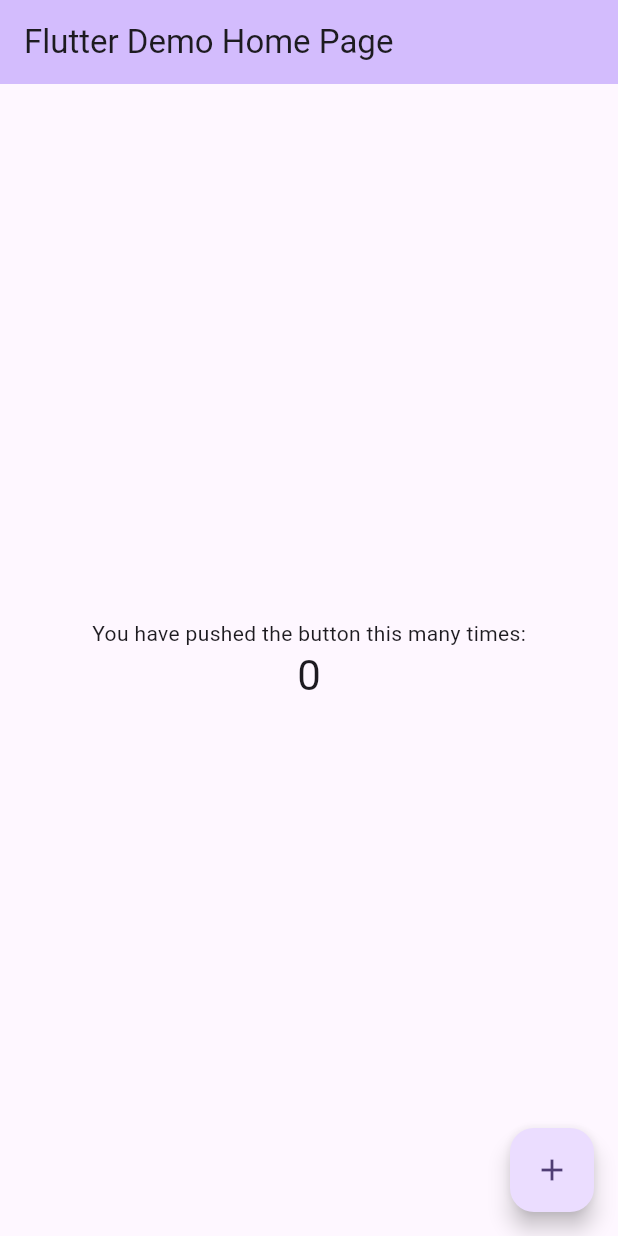
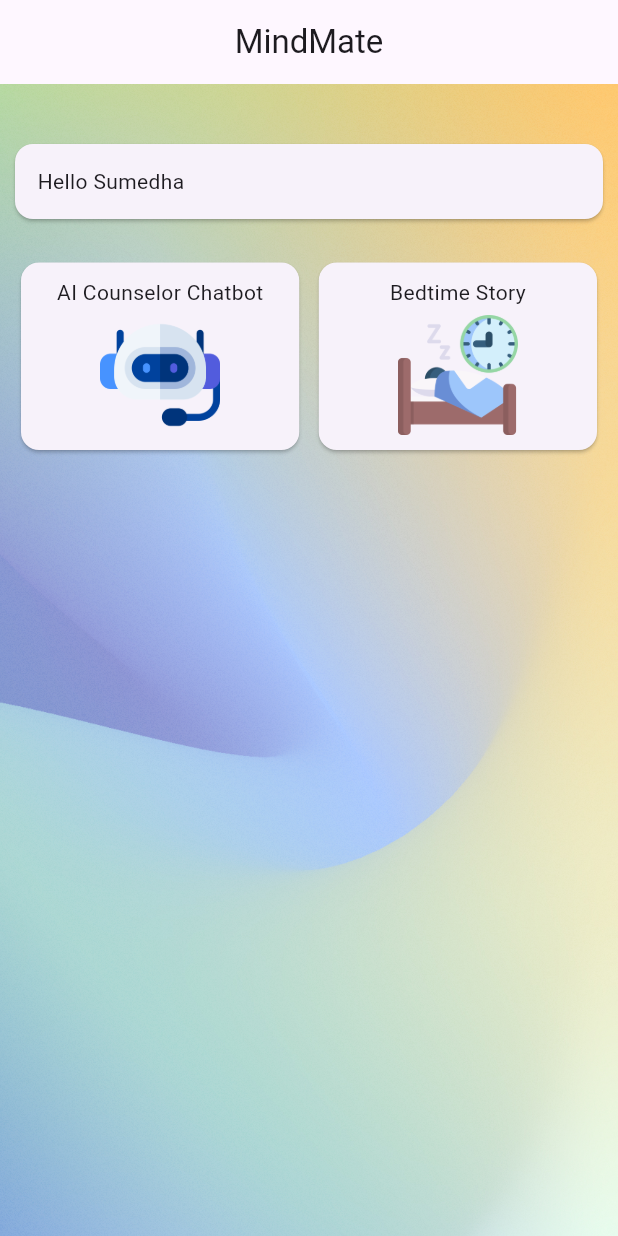
Before and after one commit to SumedhaEndar/ai_mental_health_chatbot, a Flutter app: the screen it shows after launch, on a phone screen of 412 x 824 dp. Run offline on Flutter 3.47's test engine with Material 3 defaults, Android fonts, the phone set to English and light mode, and no system bars.

Commit message:
Home UI done

```diff
--- a/lib/main.dart
+++ b/lib/main.dart
@@ -1,125 +1,8 @@
+import 'package:ai_mental_health_chatbot/screens/home/home.dart';
 import 'package:flutter/material.dart';
 
 void main() {
-  runApp(const MyApp());
+  runApp( const MaterialApp(
+    home: Home(),
+  ));
 }
-
-class MyApp extends StatelessWidget {
-  const MyApp({super.key});
-
-  // This widget is the root of your application.
-  @override
-  Widget build(BuildContext context) {
-    return MaterialApp(
-      title: 'Flutter Demo',
-      theme: ThemeData(
-        // This is the theme of your application.
-        //
-        // TRY THIS: Try running your application with "flutter run". You'll see
-        // the application has a purple toolbar. Then, without quitting the app,
-        // try changing the seedColor in the colorScheme below to Colors.green
-        // and then invoke "hot reload" (save your changes or press the "hot
-        // reload" button in a Flutter-supported IDE, or press "r" if you used
-        // the command line to start the app).
-        //
-        // Notice that the counter didn't reset back to zero; the application
-        // state is not lost during the reload. To reset the state, use hot
-        // restart instead.
-        //
-        // This works for code too, not just values: Most code changes can be
-        // tested with just a hot reload.
-        colorScheme: ColorScheme.fromSeed(seedColor: Colors.deepPurple),
-        useMaterial3: true,
-      ),
-      home: const MyHomePage(title: 'Flutter Demo Home Page'),
-    );
-  }
-}
-
-class MyHomePage extends StatefulWidget {
-  const MyHomePage({super.key, required this.title});
-
-  // This widget is the home page of your application. It is stateful, meaning
-  // that it has a State object (defined below) that contains fields that affect
-  // how it looks.
-
-  // This class is the configuration for the state. It holds the values (in this
-  // case the title) provided by the parent (in this case the App widget) and
-  // used by the build method of the State. Fields in a Widget subclass are
-  // always marked "final".
-
-  final String title;
-
-  @override
-  State<MyHomePage> createState() => _MyHomePageState();
-}
-
-class _MyHomePageState extends State<MyHomePage> {
-  int _counter = 0;
-
-  void _incrementCounter() {
-    setState(() {
-      // This call to setState tells the Flutter framework that something has
-      // changed in this State, which causes it to rerun the build method below
-      // so that the display can reflect the updated values. If we changed
-      // _counter without calling setState(), then the build method would not be
-      // called again, and so nothing would appear to happen.
-      _counter++;
-    });
-  }
-
-  @override
-  Widget build(BuildContext context) {
-    // This method is rerun every time setState is called, for instance as done
-    // by the _incrementCounter method above.
-    //
-    // The Flutter framework has been optimized to make rerunning build methods
-    // fast, so that you can just rebuild anything that needs updating rather
-    // than having to individually change instances of widgets.
-    return Scaffold(
-      appBar: AppBar(
-        // TRY THIS: Try changing the color here to a specific color (to
-        // Colors.amber, perhaps?) and trigger a hot reload to see the AppBar
-        // change color while the other colors stay the same.
-        backgroundColor: Theme.of(context).colorScheme.inversePrimary,
-        // Here we take the value from the MyHomePage object that was created by
-        // the App.build method, and use it to set our appbar title.
-        title: Text(widget.title),
-      ),
-      body: Center(
-        // Center is a layout widget. It takes a single child and positions it
-        // in the middle of the parent.
-        child: Column(
-          // Column is also a layout widget. It takes a list of children and
-          // arranges them vertically. By default, it sizes itself to fit its
-          // children horizontally, and tries to be as tall as its parent.
-          //
-          // Column has various properties to control how it sizes itself and
-          // how it positions its children. Here we use mainAxisAlignment to
-          // center the children vertically; the main axis here is the vertical
-          // axis because Columns are vertical (the cross axis would be
-          // horizontal).
-          //
-          // TRY THIS: Invoke "debug painting" (choose the "Toggle Debug Paint"
-          // action in the IDE, or press "p" in the console), to see the
-          // wireframe for each widget.
-          mainAxisAlignment: MainAxisAlignment.center,
-          children: <Widget>[
-            const Text(
-              'You have pushed the button this many times:',
-            ),
-            Text(
-              '$_counter',
-              style: Theme.of(context).textTheme.headlineMedium,
-            ),
-          ],
-        ),
-      ),
-      floatingActionButton: FloatingActionButton(
-        onPressed: _incrementCounter,
-        tooltip: 'Increment',
-        child: const Icon(Icons.add),
-      ), // This trailing comma makes auto-formatting nicer for build methods.
-    );
-  }
-}
--- /dev/null
+++ b/lib/screens/bedtime/bedtime.dart
@@ -0,0 +1,17 @@
+import 'package:ai_mental_health_chatbot/shared/styled_text.dart';
+import 'package:flutter/material.dart';
+
+class Bedtime extends StatelessWidget {
+  const Bedtime({super.key});
+
+  @override
+  Widget build(BuildContext context) {
+    return Scaffold(
+      appBar: AppBar(
+        title: const StyledTitle('MindMate'),
+        centerTitle: true,
+      ),
+      body: const Text("Bedtime"),
+    );
+  }
+}
--- /dev/null
+++ b/lib/screens/chatbot/chatbot.dart
@@ -0,0 +1,17 @@
+import 'package:ai_mental_health_chatbot/shared/styled_text.dart';
+import 'package:flutter/material.dart';
+
+class Chatbot extends StatelessWidget {
+  const Chatbot({super.key});
+
+  @override
+  Widget build(BuildContext context) {
+    return Scaffold(
+        appBar: AppBar(
+          title: const StyledTitle('MindMate'),
+          centerTitle: true,
+        ),
+      body: const Text("Chatbot"),
+    );
+  }
+}
--- /dev/null
+++ b/lib/screens/home/home.dart
@@ -0,0 +1,95 @@
+import 'package:ai_mental_health_chatbot/screens/bedtime/bedtime.dart';
+import 'package:ai_mental_health_chatbot/screens/chatbot/chatbot.dart';
+import 'package:ai_mental_health_chatbot/shared/styled_text.dart';
+import 'package:flutter/material.dart';
+
+class Home extends StatelessWidget {
+  const Home({super.key});
+
+  @override
+  Widget build(BuildContext context) {
+    return Scaffold(
+      appBar: AppBar(
+        title: const StyledTitle('MindMate'),
+        centerTitle: true,
+      ),
+      body: Container(
+        width: double.infinity,
+        decoration: const BoxDecoration(
+          image: DecorationImage(
+            image: AssetImage('assets/img/wallpaper.jpg'), // Replace with your image path
+            fit: BoxFit.cover, // Adjust how the image should fit into the container
+          ),
+        ),
+        child: Column(
+          crossAxisAlignment: CrossAxisAlignment.center,
+          children: [
+            const SizedBox(height: 40),
+            Card(
+              margin: const EdgeInsets.symmetric(horizontal: 10),
+              child: Container(
+                  width: double.infinity,
+                  padding: const EdgeInsets.all(15),
+                  child: const Text("Hello Sumedha"),
+              ),
+            ),
+            const SizedBox(height: 25),
+            Padding(
+              padding: const EdgeInsets.symmetric(horizontal: 10),
+              child: Row(
+                mainAxisAlignment: MainAxisAlignment.spaceEvenly,
+                children: [
+                  Expanded(
+                    child: GestureDetector(
+                      onTap: (){
+                        Navigator.push(
+                            context,
+                            MaterialPageRoute(builder: (context)=> const Chatbot()),
+                        );
+                      },
+                      child: Card(
+                        child: Padding(
+                            padding: const EdgeInsets.all(10),
+                            child: Column(
+                              children: [
+                                const Text("AI Counselor Chatbot"),
+                                const SizedBox(height: 5),
+                                Image.asset('assets/img/chatbot.png', width: 80,),
+                              ],
+                            ),
+                        ),
+                      ),
+                    ),
+                  ),
+                  const SizedBox(width: 5),
+                  Expanded(
+                    child: GestureDetector(
+                      onTap: (){
+                        Navigator.push(
+                            context,
+                            MaterialPageRoute(builder: (context)=> const Bedtime()),
+                        );
+                      },
+                      child: Card(
+                        child: Padding(
+                          padding: const EdgeInsets.all(10),
+                          child: Column(
+                            children: [
+                              const Text("Bedtime Story"),
+                              const SizedBox(height: 5),
+                              Image.asset('assets/img/sleep.png', width: 80,),
+                            ],
+                          ),
+                        ),
+                      ),
+                    ),
+                  ),
+                ],
+              ),
+            )
+          ],
+        ),
+      ),
+    );
+  }
+}
--- /dev/null
+++ b/lib/shared/styled_text.dart
@@ -0,0 +1,15 @@
+import 'package:flutter/material.dart';
+
+class StyledTitle extends StatelessWidget {
+  const StyledTitle(this.text, {super.key});
+
+  final String text;
+
+  @override
+  Widget build(BuildContext context) {
+    return Text(
+      text,
+      style: Theme.of(context).textTheme.titleLarge,
+    );
+  }
+}
```
Also changed, not shown: pubspec.yaml (+4 -3 lines), assets/img/chatbot.png (added), assets/img/sleep.png (added), assets/img/wallpaper.jpg (added).
